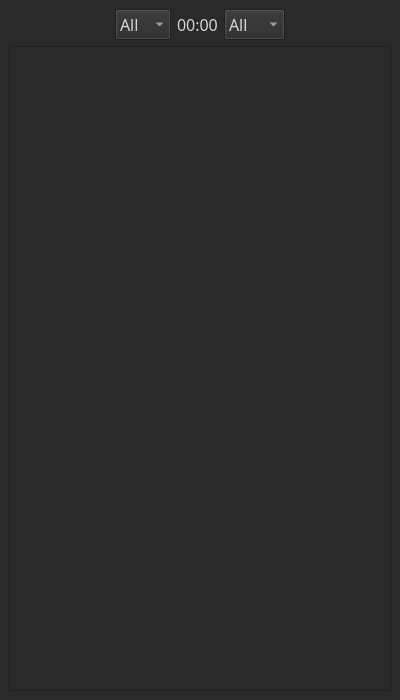
Qt form dialog.ui (mbridak/potato) before a commit.
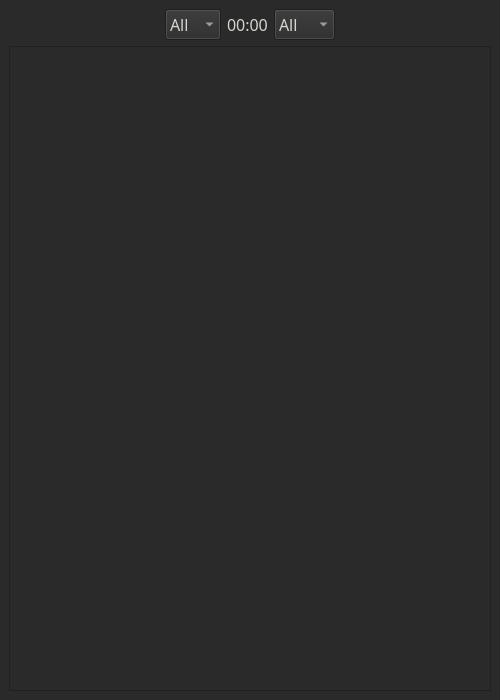
The same form after that commit.

The edit to the form file:
```diff
--- a/dialog.ui
+++ b/dialog.ui
@@ -6,7 +6,7 @@
    <rect>
     <x>0</x>
     <y>0</y>
-    <width>400</width>
+    <width>500</width>
     <height>700</height>
    </rect>
   </property>
```
